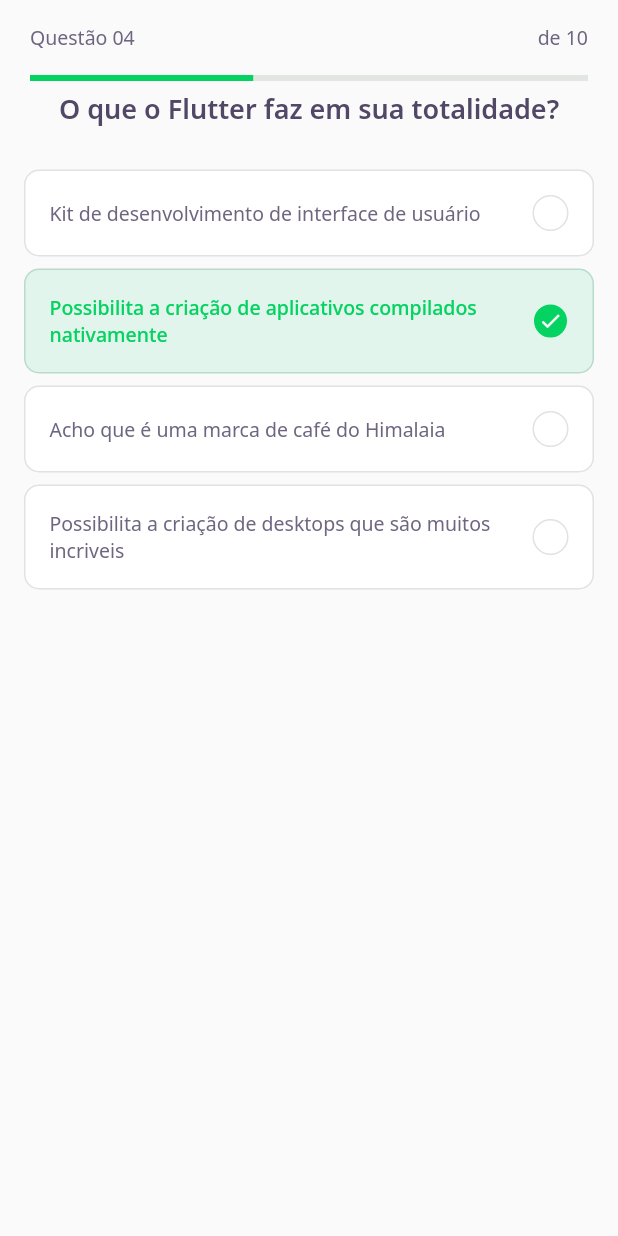
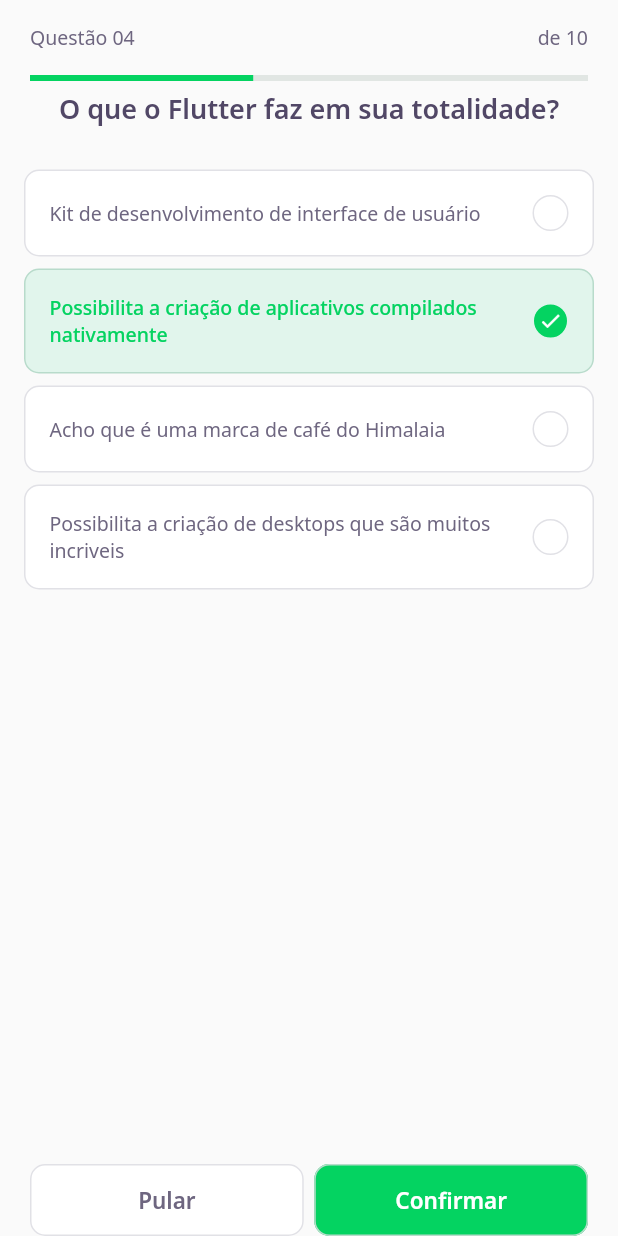
Before and after one commit to felixvicent/devquiz, a Flutter app: the ChallengePage screen opened directly, on a phone screen of 412 x 824 dp. Run offline on Flutter 3.47's test engine with Material 2 defaults, Android fonts, the phone set to English and light mode, and no system bars; our stand-ins replace google_fonts; accounts and stored records are empty.

Commit message:
Create NextButtonWidget

```diff
--- a/lib/challenge/challenge_page.dart
+++ b/lib/challenge/challenge_page.dart
@@ -1,6 +1,8 @@
 import 'package:dev_quiz/challenge/widgets/question_indicator/question_indicator_widget.dart';
 import 'package:dev_quiz/challenge/widgets/quiz/quiz_widget.dart';
 import 'package:flutter/material.dart';
+
+import 'widgets/next_button/next_button_widget.dart';
 
 class ChallengePage extends StatefulWidget {
   @override
@@ -13,14 +15,34 @@ class _ChallengePageState extends State<ChallengePage> {
     return Scaffold(
       appBar: PreferredSize(
         preferredSize: Size.fromHeight(60),
-        child: SafeArea(
-          child: QuestionIndicator()
-        ),
+        child: SafeArea(child: QuestionIndicator()),
       ),
       body: Column(
         children: [
-          QuizWidget(title: 'O que o Flutter faz em sua totalidade?',),
+          QuizWidget(
+            title: 'O que o Flutter faz em sua totalidade?',
+          ),
         ],
+      ),
+      bottomNavigationBar: SafeArea(
+          bottom: true,
+          child: Padding(
+            padding: const EdgeInsets.symmetric(horizontal: 20),
+            child: Row(
+            mainAxisAlignment: MainAxisAlignment.spaceAround,
+            children: [
+              Expanded(child: NextButtonWidget.white(
+                label: 'Pular',
+                onTap: (){}
+              )),
+              SizedBox(width: 7),
+              Expanded(child: NextButtonWidget.green(
+                label: 'Confirmar',
+                onTap: (){}
+              )),
+            ],
+        ),
+          ),
       ),
     );
   }
--- /dev/null
+++ b/lib/challenge/widgets/next_button/next_button_widget.dart
@@ -0,0 +1,59 @@
+import 'package:flutter/material.dart';
+import 'package:google_fonts/google_fonts.dart';
+
+import 'package:dev_quiz/core/core.dart';
+
+class NextButtonWidget extends StatelessWidget {
+  final String label;
+  final Color backgroundColor;
+  final Color fontColor;
+  final Color borderColor;
+  final VoidCallback onTap;
+
+  NextButtonWidget({
+    required this.label,
+    required this.backgroundColor,
+    required this.fontColor,
+    required this.borderColor,
+    required this.onTap,
+  });
+
+  NextButtonWidget.green({required String label, required VoidCallback onTap}):
+    this.backgroundColor = AppColors.darkGreen,
+    this.fontColor = AppColors.white,
+    this.label = label,
+    this.borderColor = AppColors.green,
+    this.onTap = onTap;
+
+  NextButtonWidget.white({required String label, required VoidCallback onTap }):
+    this.backgroundColor = AppColors.white,
+    this.fontColor = AppColors.grey,
+    this.borderColor = AppColors.border,
+    this.label = label,
+    this.onTap = onTap;
+
+  @override
+  Widget build(BuildContext context) {
+    return Container(
+      height: 48,
+      child: TextButton(
+        style: ButtonStyle(
+          backgroundColor: MaterialStateProperty.all(backgroundColor),
+          shape: MaterialStateProperty.all(RoundedRectangleBorder(
+            borderRadius: BorderRadius.circular(10),
+          )),
+          side: MaterialStateProperty.all(BorderSide(color: borderColor))
+        ),
+        onPressed: onTap,
+        child: Text(
+          label,
+          style: GoogleFonts.notoSans(
+            fontWeight: FontWeight.w600,
+            fontSize: 15,
+            color: fontColor,
+          ),
+        )
+      ),
+    );
+  }
+}
--- a/lib/core/app_widget.dart
+++ b/lib/core/app_widget.dart
@@ -1,5 +1,6 @@
 // import 'package:dev_quiz/challenge/challenge_page.dart';
-import 'package:dev_quiz/home/home_page.dart';
+import 'package:dev_quiz/challenge/challenge_page.dart';
+// import 'package:dev_quiz/home/home_page.dart';
 // import 'package:dev_quiz/splash/splash_page.dart';
 import 'package:flutter/material.dart';
 
@@ -8,7 +9,7 @@ class AppWidget extends StatelessWidget {
   Widget build(BuildContext context) {
     return MaterialApp(
       title: "DevQuiz",
-      home: HomePage(),
+      home: ChallengePage(),
     );
   }
 }
```
